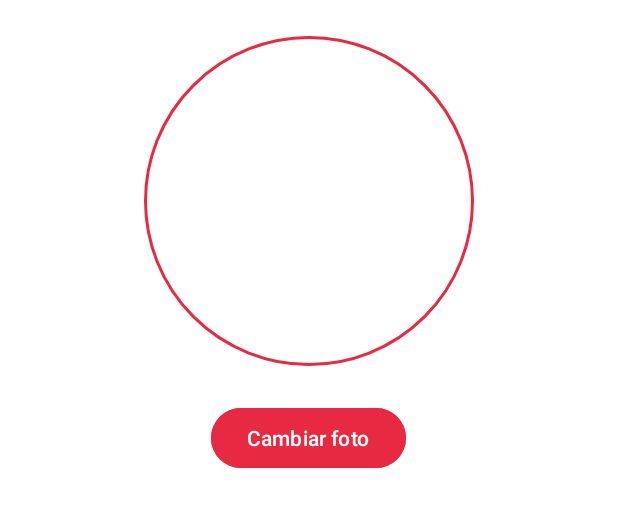
After one commit to rulo-rulo/SmartPark-Tryhard-Hard-Ramon-Project, an Android app: the layout dialog_foto_perfil.xml on its own in the app's theme, with its tools: preview values and no code run, on a phone screen of 412 x 824 dp. The commit adds this screen. Shown: the top 507 px of the screen. Run offline under Robolectric (Android 15) with nearby library versions, the phone set to English and light mode, and no system bars.

Commit message:
cambiar y visualizar foto de perfil

```diff
--- a/app/build.gradle.kts
+++ b/app/build.gradle.kts
@@ -33,7 +33,6 @@ android {
 }
 
 dependencies {
-
     implementation(libs.appcompat)
     implementation(libs.material)
     implementation(libs.activity)
@@ -42,6 +41,7 @@ dependencies {
     implementation(libs.firebase.auth)
     implementation(libs.firebase.firestore)
     implementation(libs.play.services.location)
+    implementation(libs.firebase.storage)
     testImplementation(libs.junit)
     androidTestImplementation(libs.ext.junit)
     androidTestImplementation(libs.espresso.core)
@@ -51,4 +51,7 @@ dependencies {
     implementation("com.google.android.gms:play-services-auth:21.1.0")
     implementation("com.google.firebase:firebase-firestore:25.1.1")
     implementation("org.eclipse.paho:org.eclipse.paho.client.mqttv3:1.1.1")
+    implementation("com.github.bumptech.glide:glide:4.16.0")
+    annotationProcessor("com.github.bumptech.glide:compiler:4.16.0")
+
 }
--- a/app/src/main/AndroidManifest.xml
+++ b/app/src/main/AndroidManifest.xml
@@ -4,6 +4,8 @@
     <uses-permission android:name="android.permission.ACCESS_FINE_LOCATION"/>
     <uses-permission android:name="android.permission.ACCESS_COARSE_LOCATION"/>
     <uses-permission android:name="android.permission.INTERNET"/>
+    <uses-permission android:name="android.permission.READ_EXTERNAL_STORAGE" />
+    <uses-permission android:name="android.permission.READ_MEDIA_IMAGES" />
 
     <application
         android:allowBackup="true"
--- /dev/null
+++ b/app/src/main/res/drawable/borde_redondo.xml
@@ -0,0 +1,13 @@
+<?xml version="1.0" encoding="utf-8"?>
+<shape xmlns:android="http://schemas.android.com/apk/res/android"
+    android:shape="oval">
+
+    <!-- Color de fondo del círculo -->
+    <solid android:color="@android:color/white" />
+
+    <!-- Borde exterior -->
+    <stroke
+        android:width="2dp"
+        android:color="#E72941" />
+
+</shape>
--- /dev/null
+++ b/app/src/main/res/layout/dialog_foto_perfil.xml
@@ -0,0 +1,28 @@
+<?xml version="1.0" encoding="utf-8"?>
+<LinearLayout xmlns:android="http://schemas.android.com/apk/res/android"
+    android:layout_width="match_parent"
+    android:layout_height="wrap_content"
+    android:orientation="vertical"
+    android:padding="24dp"
+    android:gravity="center"
+    android:background="@android:color/white">
+
+    <ImageView
+        android:id="@+id/fotoGrande"
+        android:layout_width="220dp"
+        android:layout_height="220dp"
+        android:scaleType="centerCrop"
+        android:layout_marginBottom="16dp"
+        android:background="@drawable/borde_redondo" />
+
+    <Button
+        android:id="@+id/btnCambiarFoto"
+        android:layout_width="wrap_content"
+        android:layout_height="wrap_content"
+        android:text="Cambiar foto"
+        android:backgroundTint="#E72941"
+        android:textColor="@android:color/white"
+        android:paddingHorizontal="24dp"
+        android:paddingVertical="10dp"
+        android:layout_marginTop="8dp"/>
+</LinearLayout>
--- a/app/src/main/res/layout/perfil.xml
+++ b/app/src/main/res/layout/perfil.xml
@@ -130,8 +130,8 @@
         android:layout_marginStart="24dp"
         android:text="Nombre"
         android:textStyle="bold"
-        app:layout_constraintStart_toEndOf="@+id/imageView3"
-        app:layout_constraintTop_toTopOf="@+id/imageView3" />
+        app:layout_constraintStart_toEndOf="@+id/fotoPerfil"
+        app:layout_constraintTop_toTopOf="@+id/fotoPerfil" />
 
     <Button
         android:id="@+id/volver"
@@ -158,7 +158,7 @@
         app:layout_constraintTop_toTopOf="parent" />
 
     <ImageView
-        android:id="@+id/imageView3"
+        android:id="@+id/fotoPerfil"
         android:layout_width="113dp"
         android:layout_height="110dp"
         android:layout_marginStart="8dp"
--- a/app/src/main/res/layout/reserva.xml
+++ b/app/src/main/res/layout/reserva.xml
@@ -17,7 +17,7 @@
         app:layout_constraintTop_toTopOf="parent" />
 
     <ImageView
-        android:id="@+id/imageView3"
+        android:id="@+id/fotoPerfil"
         android:layout_width="354dp"
         android:layout_height="220dp"
         android:layout_marginTop="16dp"
@@ -49,7 +49,7 @@
         android:layout_width="110dp"
         android:layout_height="97dp"
         android:layout_marginTop="16dp"
-        app:layout_constraintTop_toBottomOf="@+id/imageView3"
+        app:layout_constraintTop_toBottomOf="@+id/fotoPerfil"
         app:srcCompat="@drawable/imagen_fondo_imagen"
         tools:layout_editor_absoluteX="6dp" />
 
--- a/gradle/libs.versions.toml
+++ b/gradle/libs.versions.toml
@@ -11,6 +11,7 @@ playServicesTasks = "18.4.0"
 firebaseAuth = "24.0.1"
 firebaseFirestore = "26.0.2"
 playServicesLocation = "21.3.0"
+firebaseStorage = "22.0.1"
 
 [libraries]
 junit = { group = "junit", name = "junit", version.ref = "junit" }
@@ -24,6 +25,7 @@ play-services-tasks = { group = "com.google.android.gms", name = "play-services-
 firebase-auth = { group = "com.google.firebase", name = "firebase-auth", version.ref = "firebaseAuth" }
 firebase-firestore = { group = "com.google.firebase", name = "firebase-firestore", version.ref = "firebaseFirestore" }
 play-services-location = { group = "com.google.android.gms", name = "play-services-location", version.ref = "playServicesLocation" }
+firebase-storage = { group = "com.google.firebase", name = "firebase-storage", version.ref = "firebaseStorage" }
 
 [plugins]
 android-application = { id = "com.android.application", version.ref = "agp" }
```
Also changed, not shown: app/src/main/java/com/example/smartpark/Perfil.java (+193 -69 lines).
